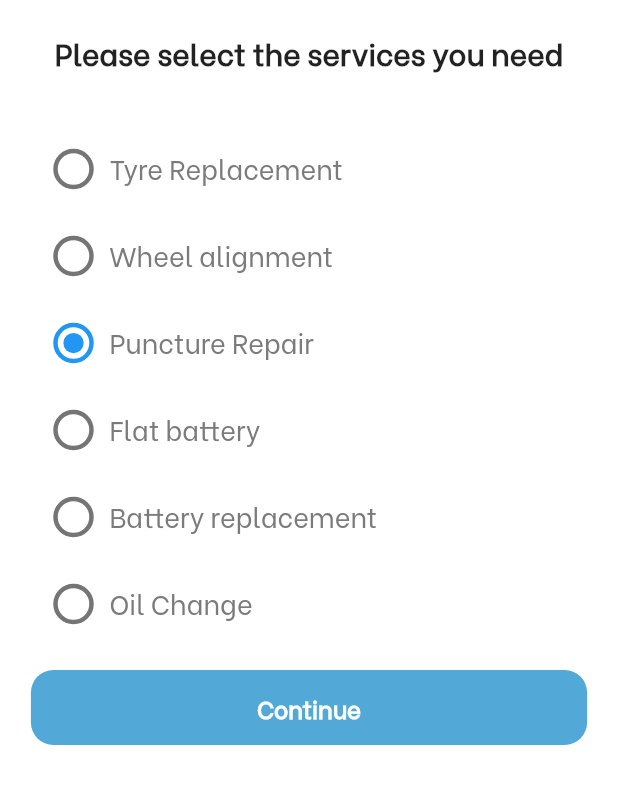
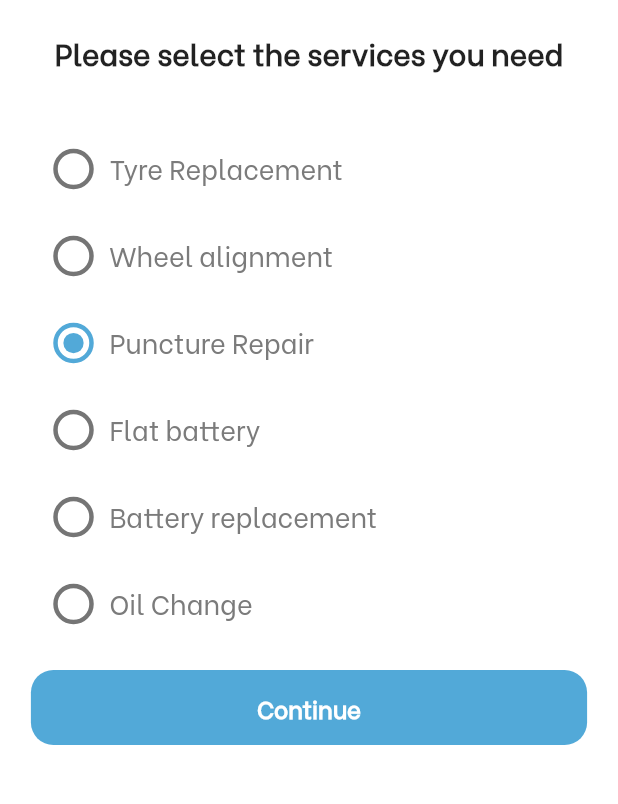
Before and after one commit to thecompl/NewTyreShifter, a Flutter app: the Book_Service screen opened directly, on a phone screen of 412 x 824 dp, the part 338-1142 px from its top. Run offline on Flutter 3.47's test engine with Material 2 defaults, Android fonts, the phone set to English and light mode, and no system bars; our stand-ins replace animated_splash_screen, carousel_slider, device_info_plus, dio, expansion_tile_card, flutter_datetime_picker and 11 more; missing offline and left inert: country_pickers, dart:ffi, device_info_plus_web, flutter_verification_code, image_picker_for_web, otp_screen and 2 more; accounts and stored records are empty; project files that could hold a hidden picture were left out.

Commit message:
14 dec all changes

```diff
--- a/lib/Common/CreateAccount.dart
+++ b/lib/Common/CreateAccount.dart
@@ -149,6 +149,8 @@ class _Create_AccountState extends State<Create_Account> {
                                       height: 20,
                                       width: 20,
                                       child: Radio(
+                                          activeColor:
+                                              color.Primary_second_Color,
                                           value: company,
                                           groupValue: account_type,
                                           onChanged: (value) {
@@ -183,6 +185,8 @@ class _Create_AccountState extends State<Create_Account> {
                                       height: 20,
                                       width: 20,
                                       child: Radio(
+                                          activeColor:
+                                              color.Primary_second_Color,
                                           value: individual,
                                           groupValue: account_type,
                                           onChanged: (value) {
--- a/lib/Customer/Assistance_afterTyre.dart
+++ b/lib/Customer/Assistance_afterTyre.dart
@@ -113,6 +113,7 @@ class _Assistance_afterTyreState extends State<Assistance_afterTyre> {
                                 Transform.scale(
                                   scale: 1.2,
                                   child: Radio(
+                                      activeColor: color.Primary_second_Color,
                                       value: newtyre,
                                       groupValue: subtype,
                                       onChanged: (value) {
@@ -144,6 +145,7 @@ class _Assistance_afterTyreState extends State<Assistance_afterTyre> {
                                 Transform.scale(
                                   scale: 1.2,
                                   child: Radio(
+                                      activeColor: color.Primary_second_Color,
                                       value: oldtyre,
                                       groupValue: subtype,
                                       onChanged: (value) {
--- a/lib/Customer/Assistance_immediately.dart
+++ b/lib/Customer/Assistance_immediately.dart
@@ -134,6 +134,7 @@ class _AssistanceimmediatelyState extends State<Assistanceimmediately> {
                                 Transform.scale(
                                   scale: 1.5,
                                   child: Radio(
+                                      activeColor: color.Primary_second_Color,
                                       value: flatbattery,
                                       groupValue: service,
                                       onChanged: (value) {
@@ -171,6 +172,7 @@ class _AssistanceimmediatelyState extends State<Assistanceimmediately> {
                                 Transform.scale(
                                   scale: 1.5,
                                   child: Radio(
+                                      activeColor: color.Primary_second_Color,
                                       value: tyreReplacement,
                                       groupValue: service,
                                       onChanged: (value) {
@@ -209,6 +211,7 @@ class _AssistanceimmediatelyState extends State<Assistanceimmediately> {
                                 Transform.scale(
                                   scale: 1.5,
                                   child: Radio(
+                                      activeColor: color.Primary_second_Color,
                                       value: punctureRepair,
                                       groupValue: service,
                                       onChanged: (value) {
--- a/lib/Customer/Assistance_immediately2.dart
+++ b/lib/Customer/Assistance_immediately2.dart
@@ -234,6 +234,7 @@ class _Assistance_immediately2State extends State<Assistance_immediately2> {
                             Transform.scale(
                               scale: 1.2,
                               child: Radio(
+                                  activeColor: color.Primary_second_Color,
                                   value: suv,
                                   groupValue: typecar,
                                   onChanged: (value) {
@@ -275,6 +276,7 @@ class _Assistance_immediately2State extends State<Assistance_immediately2> {
                             Transform.scale(
                               scale: 1.2,
                               child: Radio(
+                                  activeColor: color.Primary_second_Color,
                                   value: normal,
                                   groupValue: typecar,
                                   onChanged: (value) {
--- a/lib/Customer/Book_Service.dart
+++ b/lib/Customer/Book_Service.dart
@@ -138,6 +138,7 @@ class _Book_ServiceState extends State<Book_Service> {
                                 Transform.scale(
                                   scale: 1.5,
                                   child: Radio(
+                                      activeColor: color.Primary_second_Color,
                                       value: tyreReplacement,
                                       groupValue: servicetype,
                                       onChanged: (value) {
@@ -179,6 +180,7 @@ class _Book_ServiceState extends State<Book_Service> {
                                 Transform.scale(
                                   scale: 1.5,
                                   child: Radio(
+                                      activeColor: color.Primary_second_Color,
                                       value: wheelalignment,
                                       groupValue: servicetype,
                                       onChanged: (value) {
@@ -220,6 +222,7 @@ class _Book_ServiceState extends State<Book_Service> {
                                 Transform.scale(
                                   scale: 1.5,
                                   child: Radio(
+                                      activeColor: color.Primary_second_Color,
                                       value: punctureRepair,
                                       groupValue: servicetype,
                                       onChanged: (value) {
@@ -260,6 +263,7 @@ class _Book_ServiceState extends State<Book_Service> {
                                 Transform.scale(
                                   scale: 1.5,
                                   child: Radio(
+                                      activeColor: color.Primary_second_Color,
                                       value: flatbattery,
                                       groupValue: servicetype,
                                       onChanged: (value) {
@@ -299,6 +303,7 @@ class _Book_ServiceState extends State<Book_Service> {
                                 Transform.scale(
                                   scale: 1.5,
                                   child: Radio(
+                                      activeColor: color.Primary_second_Color,
                                       value: batteryreplacement,
                                       groupValue: servicetype,
                                       onChanged: (value) {
@@ -337,6 +342,7 @@ class _Book_ServiceState extends State<Book_Service> {
                                 Transform.scale(
                                   scale: 1.5,
                                   child: Radio(
+                                      activeColor: color.Primary_second_Color,
                                       value: oilchange,
                                       groupValue: servicetype,
                                       onChanged: (value) {
--- a/lib/Suppliers/Set_Availability.dart
+++ b/lib/Suppliers/Set_Availability.dart
@@ -168,7 +168,8 @@ class _Set_AvailabilityState extends State<Set_Availability> {
               //                 scale: 1.5,
               //                 child: Container(
               //
-              //                   child: Radio(
+              //                   child: Radio                         activeColor: color.Primary_second_Color,
+
               //                       value: "Always",
               //                       groupValue: gender,
               //                       onChanged: (value) {
@@ -201,7 +202,8 @@ class _Set_AvailabilityState extends State<Set_Availability> {
               //           children: [
               //             Transform.scale(
               //               scale: 1.5,
-              //               child: Radio(
+              //               child: Radio                         activeColor: color.Primary_second_Color,
+
               //                   value: "set Availabilty",
               //                   groupValue: gender,
               //                   onChanged: (value) {
```
Also changed, not shown: lib/Customer/Assistance_tyreListDetail.dart (+12 -4 lines), lib/Widget/Booking_Card.dart (+12 -4 lines), 1 other file.
